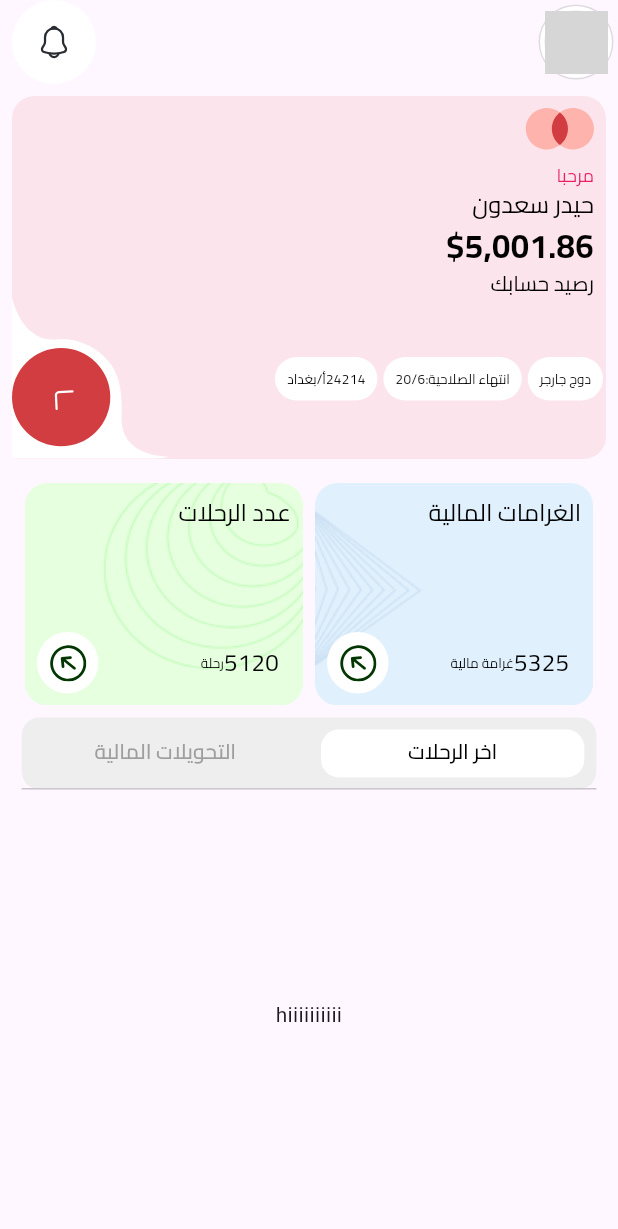
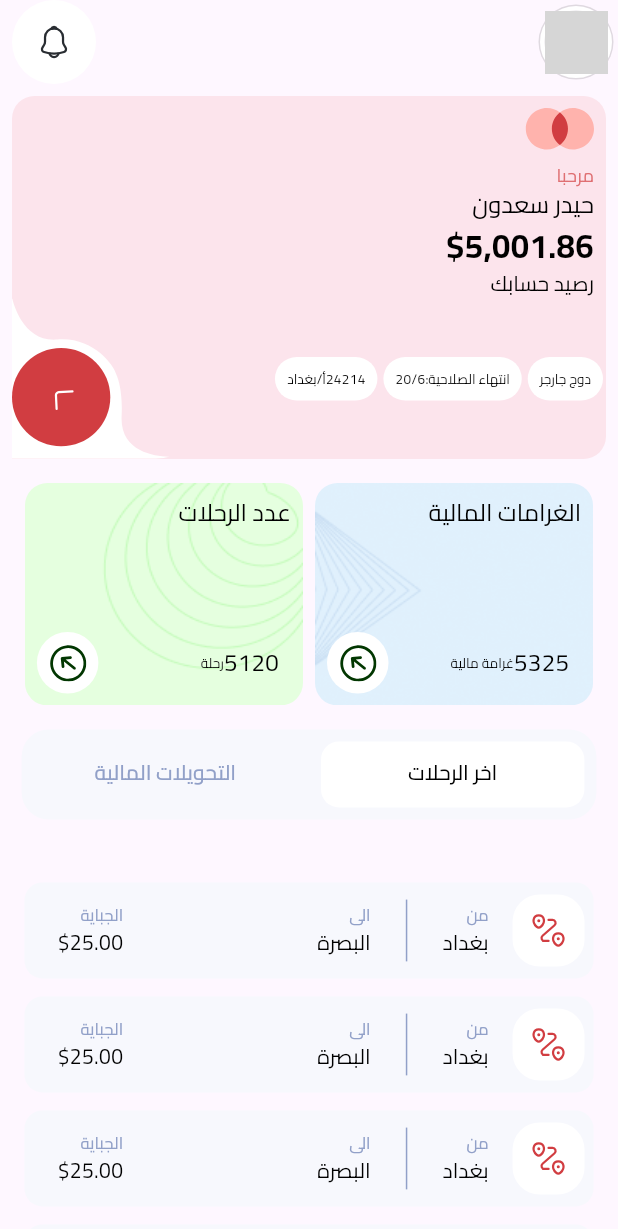
Before and after one commit to husseinkad/garage_app, a Flutter app: the HomePage screen opened directly, on a phone screen of 412 x 824 dp. Shown: the top 1229 px of the screen. Run offline on Flutter 3.47's test engine with Material 3 defaults, Android fonts, the phone set to English and light mode, and no system bars; our stand-ins replace flutter_svg, get; network calls fail; grey boxes are pictures that could not be loaded.

Commit message:
completing the home page

```diff
--- a/lib/main.dart
+++ b/lib/main.dart
@@ -4,6 +4,8 @@ import 'package:garage_app/controllers/home_controller.dart';
 import 'package:garage_app/views/auth_screens/congrats_screen.dart';
 import 'package:garage_app/views/auth_screens/login_screen.dart';
 import 'package:garage_app/views/auth_screens/signup_screen.dart';
+import 'package:garage_app/views/homepage_screens/tickets_screen.dart';
+import 'package:garage_app/views/homepage_screens/trips_screen.dart';
 import 'package:garage_app/views/splash_screens.dart';
 import 'package:garage_app/widgets/splash_screen_widgets.dart';
 import 'package:get/get.dart';
@@ -74,6 +76,8 @@ class MyApp extends StatelessWidget {
 
         // homePage
         GetPage(name: '/homePage', page: () => Home()),
+        GetPage(name: '/ticketsPage', page: () => const TicketsScreen()),
+        GetPage(name: '/tripsPage', page: () => const TripsScreen()),
       ],
       home: Home(),
       builder: (context, child) {
--- /dev/null
+++ b/lib/utiles/border_radius.dart
@@ -0,0 +1,11 @@
+import 'package:flutter/material.dart';
+
+class CustomBorderRadius {
+  // Constants for border radii
+  static const double kDefaultBorderRadius = 12.0;
+  static const double circleBorderRadius = 18.0;
+
+  // Common border radius
+  static const BorderRadius roundedBorder = BorderRadius.all(Radius.circular(kDefaultBorderRadius));
+  static const BorderRadius circleBorder = BorderRadius.all(Radius.circular(circleBorderRadius));
+}
--- a/lib/utiles/colors.dart
+++ b/lib/utiles/colors.dart
@@ -1,9 +1,18 @@
 import 'package:flutter/material.dart';
 
 class CustomColors {
-  static const Color primaryColor = Color(0xFF2196F3); // Blue
-  static const Color secondaryColor = Color(0xFF4CAF50); // Green
-  static const Color accentColor = Color(0xFFFF9800); // Orange
+  static const Color primaryColor = Color(0xFFD13D41); // red
+ // static const Color secondaryColor = Color(0xFF4CAF50);
+  static const Color pinkBackground = Color(0xFFFFE5E3); // light pink
+  static const Color greyBackground = Color(0xFFF7F8FD); // light grey
+  static const Color blueBackground = Color(0xFFE3F5FF); // light blue
+  static const Color blackBackground = Color(0xFF3A3E48); // black grading
   static const Color backgroundColor = Colors.white;
   static const Color textColor = Colors.black;
+  static const Color greyTextColor = Color(0xFF91A0C8);
+  static const Color pinkTextColor = Color(0xFFDF6F72);
+  static const Color textColorForPinkBg = Color(0xFF4F0101);
+  static const Color brownTextColor = Color(0xFF410003);
+  static const Color blueTextColor = Color(0xFF0257A5);
+  static const Color greenTextColor = Color(0xFF023701);
 }
--- a/lib/utiles/text_style.dart
+++ b/lib/utiles/text_style.dart
@@ -1,4 +1,5 @@
 import 'package:flutter/material.dart';
+import 'package:garage_app/utiles/colors.dart';
 
 class CustomTextStyle {
   static const TextStyle titleTextStyle = TextStyle(
@@ -6,6 +7,20 @@ class CustomTextStyle {
     fontWeight: FontWeight.bold,
     fontFamily: 'Cairo',
     color: Colors.black,
+  );
+
+  static const TextStyle titleTextStyleColorForPinkBg = TextStyle(
+    fontSize: 22.0,
+    fontWeight: FontWeight.bold,
+    fontFamily: 'Cairo',
+    color: CustomColors.textColorForPinkBg,
+  );
+
+  static const TextStyle titleTextStyleColorForBlueBg = TextStyle(
+    fontSize: 22.0,
+    fontWeight: FontWeight.bold,
+    fontFamily: 'Cairo',
+    color: CustomColors.blueTextColor,
   );
 
   static const TextStyle subtitleTextStyle = TextStyle(
@@ -31,9 +46,8 @@ class CustomTextStyle {
 
   static const TextStyle smallSubtitleTextStyle = TextStyle(
     fontSize: 14.0,
-    fontWeight: FontWeight.w500,
     fontFamily: 'Cairo',
-    color: Colors.grey,
+    color: CustomColors.greyTextColor,
   );
 
   static const TextStyle bodyTextStyle = TextStyle(
@@ -42,10 +56,34 @@ class CustomTextStyle {
     color: Colors.black,
   );
 
+  static const TextStyle tinySubtitleTextStyle = TextStyle(
+    fontSize: 11.0,
+    fontFamily: 'Cairo',
+    color: CustomColors.greyTextColor,
+  );
+
   static const TextStyle smallBodyTextStyle = TextStyle(
     fontSize: 14.0,
     fontFamily: 'Cairo',
     color: Colors.black,
+  );
+
+  static const TextStyle smallBodyTextStyleWhite = TextStyle(
+    fontSize: 14.0,
+    fontFamily: 'Cairo',
+    color: Colors.white,
+  );
+
+  static const TextStyle smallBodyTextStyleColorForPinkBg = TextStyle(
+    fontSize: 14.0,
+    fontFamily: 'Cairo',
+    color: CustomColors.textColorForPinkBg,
+  );
+
+  static const TextStyle smallBodyTextStyleColorForBlueBg = TextStyle(
+    fontSize: 14.0,
+    fontFamily: 'Cairo',
+    color: CustomColors.blueTextColor,
   );
 
   static const TextStyle smallBodyTextStyleSize9 = TextStyle(
@@ -57,7 +95,7 @@ class CustomTextStyle {
   static const TextStyle smallBodyTextStyleSize12pink = TextStyle(
     fontSize: 12.0,
     fontFamily: 'Cairo',
-    color: Colors.pink,
+    color: CustomColors.pinkTextColor,
   );
 
   static const TextStyle titleTextStyleWhite = TextStyle(
--- a/lib/views/homepage_screens/homepage_screen.dart
+++ b/lib/views/homepage_screens/homepage_screen.dart
@@ -2,10 +2,14 @@
 
 import 'package:flutter/material.dart';
 import 'package:flutter_svg/flutter_svg.dart';
+import 'package:garage_app/utiles/border_radius.dart';
+import 'package:garage_app/utiles/colors.dart';
 import 'package:garage_app/utiles/mediaquery.dart';
 import 'package:garage_app/utiles/text_style.dart';
 import 'package:garage_app/widgets/homepage_coloredcard_widget.dart';
+import 'package:garage_app/widgets/last_trips_widget.dart';
 
+import '../../widgets/card_transformation_widget.dart';
 import '../../widgets/homepage_appbar_widget.dart';
 import '../../widgets/homepage_infocard_widget.dart';
 
@@ -26,37 +30,50 @@ class HomePage extends StatelessWidget {
             children: [
               const HomePageInfoCardWidget(),
               const ColoredCardWidget(),
-              Center(
+              Padding(
+                padding: const EdgeInsets.all(8.0),
+                child: Center(
                   child: Container(
                     width: CustomMediaQuery.screenWidth(context) * 0.93,
-                  decoration: BoxDecoration(
-                    color: Colors.grey[200],
-                    borderRadius: BorderRadius.circular(12),
+                    decoration: const BoxDecoration(
+                      color: CustomColors.greyBackground,
+                      borderRadius: CustomBorderRadius.circleBorder
                     ),
-                  child: TabBar(
+                    child: const TabBar(
                       indicator: BoxDecoration(
-                      color: Colors.white,
-                      borderRadius: BorderRadius.circular(12),
+                        color: CustomColors.backgroundColor,
+                        borderRadius: CustomBorderRadius.roundedBorder,
                       ),
                       indicatorSize: TabBarIndicatorSize.tab,
-                    indicatorPadding: const EdgeInsets.all(8),
-                    labelColor: Colors.black,
-                    unselectedLabelColor: Colors.grey,
+                      indicatorPadding: EdgeInsets.all(8),
+                      labelColor: CustomColors.textColor,
+                      unselectedLabelColor: CustomColors.greyTextColor,
                       labelStyle: CustomTextStyle.smallBodyTextStyle,
-                    tabs: const [
-                      Tab(text: 'اخر الرحلات',),
-                      Tab(text: 'التحويلات المالية',),
+                      dividerColor: Colors.transparent,
+                      tabs: [
+                        Padding(
+                          padding: EdgeInsets.all(6.0),
+                          child: Tab(text: 'اخر الرحلات',),
+                        ),
+                        Padding(
+                          padding: EdgeInsets.all(6.0),
+                          child: Tab(text: 'التحويلات المالية',),
+                        ),
                       ],
                     )
                   ),
                 ),
-
-              const SizedBox(
-                height: 300,
-                child: TabBarView(children: [
-                  Center(child: Text('hiiiiiiiiii')),
-                  Center(child: Text('moooooooooooo')),
+              ),
+              Padding(
+                padding: const EdgeInsets.all(8.0),
+                child: SizedBox(
+                  height: 400,
+                  width: CustomMediaQuery.screenWidth(context) * 0.95,
+                  child: const TabBarView(children: [
+                    LastTrips(),
+                    CardTransformation(),
                   ]),
+                ),
               )
             ],
           ),
--- a/lib/widgets/homepage_coloredcard_widget.dart
+++ b/lib/widgets/homepage_coloredcard_widget.dart
@@ -2,6 +2,7 @@
 
 import 'package:flutter/material.dart';
 import 'package:flutter_svg/svg.dart';
+import 'package:get/get.dart';
 
 import '../utiles/mediaquery.dart';
 import '../utiles/text_style.dart';
@@ -54,7 +55,9 @@ class ColoredCardWidget extends StatelessWidget {
                           ),
                           child: Padding(
                             padding: const EdgeInsets.all(8.0),
-                            child: SvgPicture.asset('assets/icons/ArrowCurvedBorderIcon.svg', width: 25),
+                            child: InkWell(
+                                onTap: (){ Get.toNamed('/ticketsPage'); },
+                                child: SvgPicture.asset('assets/icons/ArrowCurvedBorderIcon.svg', width: 25)),
                           ),
                         )
                       ],
@@ -103,7 +106,10 @@ class ColoredCardWidget extends StatelessWidget {
                           ),
                           child: Padding(
                             padding: const EdgeInsets.all(8.0),
-                            child: SvgPicture.asset('assets/icons/ArrowCurvedBorderIcon.svg', width: 25),
+                            child: InkWell(
+                                onTap: (){ Get.toNamed('/tripsPage'); },
+                                child: SvgPicture.asset('assets/icons/ArrowCurvedBorderIcon.svg', width: 25)
+                            ),
                           ),
                         )
                       ],
--- /dev/null
+++ b/lib/widgets/last_trips_widget.dart
@@ -0,0 +1,77 @@
+import 'package:flutter/material.dart';
+import 'package:flutter_svg/flutter_svg.dart';
+import 'package:garage_app/utiles/border_radius.dart';
+import 'package:garage_app/utiles/colors.dart';
+import 'package:garage_app/utiles/mediaquery.dart';
+import 'package:garage_app/utiles/text_style.dart';
+
+class LastTrips extends StatelessWidget {
+  const LastTrips({super.key});
+
+  @override
+  Widget build(BuildContext context) {
+    return ListView.builder(
+        reverse: true,
+        physics: const NeverScrollableScrollPhysics(),
+        itemCount: 5,
+        itemBuilder: (context, index){
+          return Container(
+            margin: const EdgeInsets.all(6),
+            padding: const EdgeInsets.all(6),
+            decoration: const BoxDecoration(
+              borderRadius: CustomBorderRadius.roundedBorder,
+              color: CustomColors.greyBackground,
+            ),
+            child: Row(
+              children: [
+                Container(
+                  decoration: const BoxDecoration(
+                    borderRadius: CustomBorderRadius.circleBorder,
+                    color: CustomColors.backgroundColor,
+                  ),
+                  child: Padding(
+                    padding: const EdgeInsets.all(12.0),
+                    child: SvgPicture.asset('assets/icons/RoutingIcon.svg', color: CustomColors.primaryColor,),
+                  ),
+                ),
+
+                const Padding(
+                  padding: EdgeInsets.symmetric(vertical: 8.0, horizontal: 16),
+                  child: Column(
+                    crossAxisAlignment: CrossAxisAlignment.start,
+                    children: [
+                      Text('من', style: CustomTextStyle.tinySubtitleTextStyle,),
+                      Text('بغداد', style: CustomTextStyle.smallBodyTextStyle,),
+                    ],
+                  ),
+                ),
+
+                SizedBox(height: CustomMediaQuery.screenHeight(context) * 0.05, child: const VerticalDivider(color: CustomColors.greyTextColor)),
+                const Padding(
+                  padding: EdgeInsets.symmetric(vertical: 8.0, horizontal: 16),
+                  child: Column(
+                    crossAxisAlignment: CrossAxisAlignment.start,
+                    children: [
+                      Text('الى', style: CustomTextStyle.tinySubtitleTextStyle,),
+                      Text('البصرة', style: CustomTextStyle.smallBodyTextStyle,),
+                    ],
+                  ),
+                ),
+                const Expanded(child: SizedBox()),
+                const Padding(
+                  padding: EdgeInsets.symmetric(vertical: 8.0, horizontal: 16),
+                  child: Column(
+                    crossAxisAlignment: CrossAxisAlignment.start,
+                    children: [
+                      Text('الجباية', style: CustomTextStyle.tinySubtitleTextStyle,),
+                      Text('\$25.00', style: CustomTextStyle.smallBodyTextStyle,),
+                    ],
+                  ),
+                ),
+              ],
+            ),
+          );
+        }
+    );
+  }
+}
--- a/pubspec.yaml
+++ b/pubspec.yaml
@@ -64,6 +64,7 @@ flutter:
   # To add assets to your application, add an assets section, like this:
   assets:
     - assets/
+    # icons
     - assets/icons/HomePageIcon.svg
     - assets/icons/RoutingIcon.svg
     - assets/icons/NormalCardIcon.svg
@@ -74,6 +75,10 @@ flutter:
     - assets/icons/ArrowCurvedIcon.svg
     - assets/icons/ArrowCurvedBorderIcon.svg
     - assets/icons/ArrowUpWhiteBackIcon.svg
+    - assets/icons/moneyBoxIcon.svg
+    - assets/icons/trafficLightIcon.svg
+    - assets/icons/ArrowRiseIcon.svg
+    - assets/icons/BackIcon.svg
 
 
   # An image asset can refer to one or more resolution-specific "variants", see
```
Also changed, not shown: lib/views/homepage_screens/tickets_screen.dart (added, +176 -0 lines), lib/views/homepage_screens/trips_screen.dart (added, +130 -0 lines), lib/views/splash_screens.dart (+6 -3 lines), lib/widgets/card_transformation_widget.dart (added, +58 -0 lines), lib/widgets/payment_buttons_widget.dart (added, +73 -0 lines), assets/icons/ArrowRiseIcon.svg (added), assets/icons/BackIcon.svg (added), assets/icons/moneyBoxIcon.svg (added), assets/icons/trafficLightIcon.svg (added), lib/views/card_balance_screen.dart (added). Lines whose indentation alone changed are shown as unchanged.
